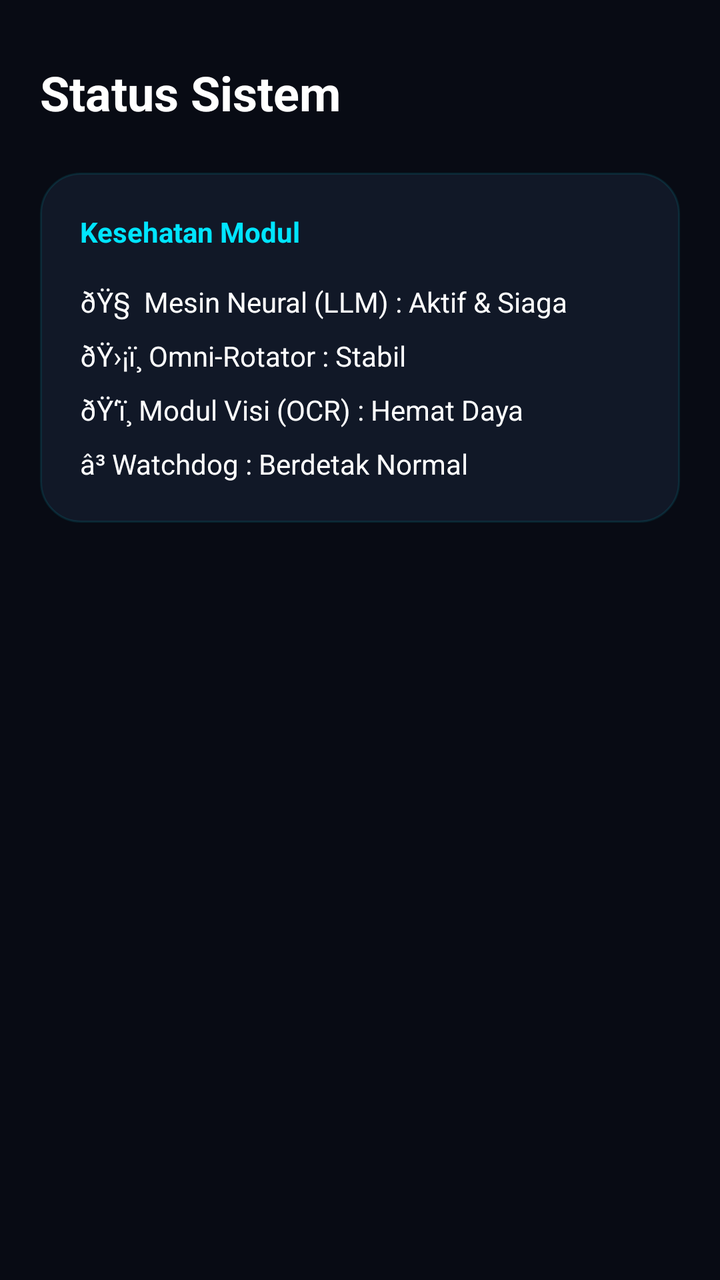
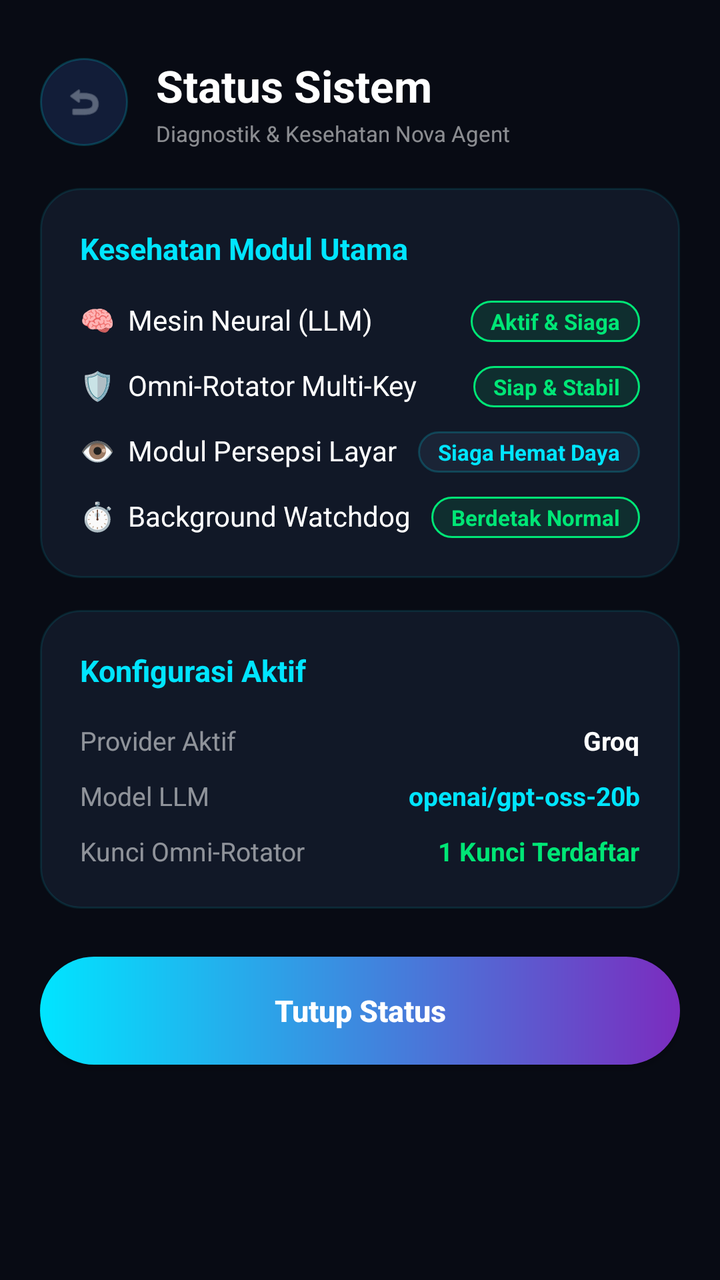

Before-and-after screenshots of an Android layout around one commit, followed by the original layout XML and the change that was made.
<!-- AndroidManifest.xml: application theme Theme.AppCompat.DayNight.NoActionBar -->
<!-- res/layout/dialog_status.xml -->
<?xml version="1.0" encoding="utf-8"?>
<RelativeLayout xmlns:android="http://schemas.android.com/apk/res/android"
    android:layout_width="match_parent"
    android:layout_height="match_parent"
    android:background="@drawable/bg_ultra_main"
    android:padding="20dp">

    <TextView
        android:id="@+id/tvStatHead"
        android:layout_width="wrap_content"
        android:layout_height="wrap_content"
        android:text="Status Sistem"
        android:textColor="#FFFFFF"
        android:textSize="24sp"
        android:textStyle="bold"
        android:layout_marginTop="10dp"
        android:layout_marginBottom="24dp"/>

    <LinearLayout
        android:layout_width="match_parent"
        android:layout_height="wrap_content"
        android:background="@drawable/bg_ultra_card"
        android:orientation="vertical"
        android:padding="20dp"
        android:layout_below="@id/tvStatHead">
        
        <TextView android:layout_width="wrap_content" android:layout_height="wrap_content" android:text="Kesehatan Modul" android:textColor="#00E5FF" android:textSize="14sp" android:textStyle="bold" android:layout_marginBottom="16dp"/>
        
        <TextView android:layout_width="wrap_content" android:layout_height="wrap_content" android:text="ðŸ§  Mesin Neural (LLM) : Aktif &amp; Siaga" android:textColor="#FFF" android:layout_marginBottom="8dp"/>
        <TextView android:layout_width="wrap_content" android:layout_height="wrap_content" android:text="ðŸ›¡ï¸ Omni-Rotator : Stabil" android:textColor="#FFF" android:layout_marginBottom="8dp"/>
        <TextView android:layout_width="wrap_content" android:layout_height="wrap_content" android:text="ðŸ‘ï¸ Modul Visi (OCR) : Hemat Daya" android:textColor="#FFF" android:layout_marginBottom="8dp"/>
        <TextView android:layout_width="wrap_content" android:layout_height="wrap_content" android:text="â³ Watchdog : Berdetak Normal" android:textColor="#FFF"/>
    </LinearLayout>
</RelativeLayout>
<!-- resources referenced by this layout -->
<resources>
  <!-- drawable bg_ultra_card (drawable) -->
  <?xml version="1.0" encoding="utf-8"?>
  <shape xmlns:android="http://schemas.android.com/apk/res/android">
      <solid android:color="#111827" />
      <corners android:radius="20dp" />
      <stroke android:width="1dp" android:color="#1A00E5FF" />
  </shape>
  <!-- drawable bg_ultra_main (drawable) -->
  <?xml version="1.0" encoding="utf-8"?>
  <shape xmlns:android="http://schemas.android.com/apk/res/android">
      <solid android:color="#080B14" />
  </shape>
</resources>

<!-- the commit's change to res/layout/dialog_status.xml (unified diff, before → after) -->
@@ -5,30 +5,272 @@
     android:background="@drawable/bg_ultra_main"
     android:padding="20dp">
 
-    <TextView
-        android:id="@+id/tvStatHead"
-        android:layout_width="wrap_content"
-        android:layout_height="wrap_content"
-        android:text="Status Sistem"
-        android:textColor="#FFFFFF"
-        android:textSize="24sp"
-        android:textStyle="bold"
-        android:layout_marginTop="10dp"
-        android:layout_marginBottom="24dp"/>
-
-    <LinearLayout
+    
+    <RelativeLayout
+        android:id="@+id/headerStatus"
         android:layout_width="match_parent"
         android:layout_height="wrap_content"
-        android:background="@drawable/bg_ultra_card"
-        android:orientation="vertical"
-        android:padding="20dp"
-        android:layout_below="@id/tvStatHead">
-        
-        <TextView android:layout_width="wrap_content" android:layout_height="wrap_content" android:text="Kesehatan Modul" android:textColor="#00E5FF" android:textSize="14sp" android:textStyle="bold" android:layout_marginBottom="16dp"/>
-        
-        <TextView android:layout_width="wrap_content" android:layout_height="wrap_content" android:text="ðŸ§  Mesin Neural (LLM) : Aktif &amp; Siaga" android:textColor="#FFF" android:layout_marginBottom="8dp"/>
-        <TextView android:layout_width="wrap_content" android:layout_height="wrap_content" android:text="ðŸ›¡ï¸ Omni-Rotator : Stabil" android:textColor="#FFF" android:layout_marginBottom="8dp"/>
-        <TextView android:layout_width="wrap_content" android:layout_height="wrap_content" android:text="ðŸ‘ï¸ Modul Visi (OCR) : Hemat Daya" android:textColor="#FFF" android:layout_marginBottom="8dp"/>
-        <TextView android:layout_width="wrap_content" android:layout_height="wrap_content" android:text="â³ Watchdog : Berdetak Normal" android:textColor="#FFF"/>
-    </LinearLayout>
+        android:layout_marginTop="8dp"
+        android:layout_marginBottom="20dp">
+
+        <ImageView
+            android:id="@+id/btnBackStatus"
+            android:layout_width="44dp"
+            android:layout_height="44dp"
+            android:src="@android:drawable/ic_menu_revert"
+            android:tint="#8B95A5"
+            android:background="@drawable/bg_circle_btn"
+            android:padding="12dp"
+            android:layout_centerVertical="true"
+            android:clickable="true"
+            android:focusable="true"/>
+
+        <LinearLayout
+            android:layout_width="wrap_content"
+            android:layout_height="wrap_content"
+            android:orientation="vertical"
+            android:layout_toEndOf="@id/btnBackStatus"
+            android:layout_marginStart="14dp"
+            android:layout_centerVertical="true">
+
+            <TextView
+                android:layout_width="wrap_content"
+                android:layout_height="wrap_content"
+                android:text="Status Sistem"
+                android:textColor="#FFFFFF"
+                android:textSize="22sp"
+                android:textStyle="bold"/>
+
+            <TextView
+                android:layout_width="wrap_content"
+                android:layout_height="wrap_content"
+                android:text="Diagnostik &amp; Kesehatan Nova Agent"
+                android:textColor="#88FFFFFF"
+                android:textSize="11sp"
+                android:layout_marginTop="2dp"/>
+        </LinearLayout>
+    </RelativeLayout>
+
+    <ScrollView
+        android:layout_width="match_parent"
+        android:layout_height="match_parent"
+        android:layout_below="@id/headerStatus"
+        android:scrollbars="none">
+
+        <LinearLayout
+            android:layout_width="match_parent"
+            android:layout_height="wrap_content"
+            android:orientation="vertical">
+
+            
+            <LinearLayout
+                android:layout_width="match_parent"
+                android:layout_height="wrap_content"
+                android:background="@drawable/bg_ultra_card"
+                android:orientation="vertical"
+                android:padding="20dp"
+                android:layout_marginBottom="16dp">
+
+                <TextView
+                    android:layout_width="wrap_content"
+                    android:layout_height="wrap_content"
+                    android:text="Kesehatan Modul Utama"
+                    android:textColor="#00E5FF"
+                    android:textSize="15sp"
+                    android:textStyle="bold"
+                    android:layout_marginBottom="16dp"/>
+
+                
+                <RelativeLayout
+                    android:layout_width="match_parent"
+                    android:layout_height="wrap_content"
+                    android:layout_marginBottom="12dp">
+                    <TextView
+                        android:layout_width="wrap_content"
+                        android:layout_height="wrap_content"
+                        android:text="🧠  Mesin Neural (LLM)"
+                        android:textColor="#FFFFFF"
+                        android:textSize="14sp"/>
+                    <TextView
+                        android:layout_width="wrap_content"
+                        android:layout_height="wrap_content"
+                        android:text="Aktif &amp; Siaga"
+                        android:background="@drawable/bg_badge_green"
+                        android:textColor="#00E676"
+                        android:textSize="11sp"
+                        android:textStyle="bold"
+                        android:paddingHorizontal="10dp"
+                        android:paddingVertical="3dp"
+                        android:layout_alignParentEnd="true"/>
+                </RelativeLayout>
+
+                
+                <RelativeLayout
+                    android:layout_width="match_parent"
+                    android:layout_height="wrap_content"
+                    android:layout_marginBottom="12dp">
+                    <TextView
+                        android:layout_width="wrap_content"
+                        android:layout_height="wrap_content"
+                        android:text="🛡️  Omni-Rotator Multi-Key"
+                        android:textColor="#FFFFFF"
+                        android:textSize="14sp"/>
+                    <TextView
+                        android:layout_width="wrap_content"
+                        android:layout_height="wrap_content"
+                        android:text="Siap &amp; Stabil"
+                        android:background="@drawable/bg_badge_green"
+                        android:textColor="#00E676"
+                        android:textSize="11sp"
+                        android:textStyle="bold"
+                        android:paddingHorizontal="10dp"
+                        android:paddingVertical="3dp"
+                        android:layout_alignParentEnd="true"/>
+                </RelativeLayout>
+
+                
+                <RelativeLayout
+                    android:layout_width="match_parent"
+                    android:layout_height="wrap_content"
+                    android:layout_marginBottom="12dp">
+                    <TextView
+                        android:layout_width="wrap_content"
+                        android:layout_height="wrap_content"
+                        android:text="👁️  Modul Persepsi Layar"
+                        android:textColor="#FFFFFF"
+                        android:textSize="14sp"/>
+                    <TextView
+                        android:layout_width="wrap_content"
+                        android:layout_height="wrap_content"
+                        android:text="Siaga Hemat Daya"
+                        android:background="@drawable/bg_ultra_input"
+                        android:textColor="#00E5FF"
+                        android:textSize="11sp"
+                        android:textStyle="bold"
+                        android:paddingHorizontal="10dp"
+                        android:paddingVertical="3dp"
+                        android:layout_alignParentEnd="true"/>
+                </RelativeLayout>
+
+                
+                <RelativeLayout
+                    android:layout_width="match_parent"
+                    android:layout_height="wrap_content">
+                    <TextView
+                        android:layout_width="wrap_content"
+                        android:layout_height="wrap_content"
+                        android:text="⏱️  Background Watchdog"
+                        android:textColor="#FFFFFF"
+                        android:textSize="14sp"/>
+                    <TextView
+                        android:layout_width="wrap_content"
+                        android:layout_height="wrap_content"
+                        android:text="Berdetak Normal"
+                        android:background="@drawable/bg_badge_green"
+                        android:textColor="#00E676"
+                        android:textSize="11sp"
+                        android:textStyle="bold"
+                        android:paddingHorizontal="10dp"
+                        android:paddingVertical="3dp"
+                        android:layout_alignParentEnd="true"/>
+                </RelativeLayout>
+            </LinearLayout>
+
+            
+            <LinearLayout
+                android:layout_width="match_parent"
+                android:layout_height="wrap_content"
+                android:background="@drawable/bg_ultra_card"
+                android:orientation="vertical"
+                android:padding="20dp"
+                android:layout_marginBottom="24dp">
+
+                <TextView
+                    android:layout_width="wrap_content"
+                    android:layout_height="wrap_content"
+                    android:text="Konfigurasi Aktif"
+                    android:textColor="#00E5FF"
+                    android:textSize="15sp"
+                    android:textStyle="bold"
+                    android:layout_marginBottom="16dp"/>
+
+                <RelativeLayout
+                    android:layout_width="match_parent"
+                    android:layout_height="wrap_content"
+                    android:layout_marginBottom="10dp">
+                    <TextView
+                        android:layout_width="wrap_content"
+                        android:layout_height="wrap_content"
+                        android:text="Provider Aktif"
+                        android:textColor="#88FFFFFF"
+                        android:textSize="13sp"/>
+                    <TextView
+                        android:id="@+id/tvStatusProvider"
+                        android:layout_width="wrap_content"
+                        android:layout_height="wrap_content"
+                        android:text="Groq"
+                        android:textColor="#FFFFFF"
+                        android:textSize="13sp"
+                        android:textStyle="bold"
+                        android:layout_alignParentEnd="true"/>
+                </RelativeLayout>
+
+                <RelativeLayout
+                    android:layout_width="match_parent"
+                    android:layout_height="wrap_content"
+                    android:layout_marginBottom="10dp">
+                    <TextView
+                        android:layout_width="wrap_content"
+                        android:layout_height="wrap_content"
+                        android:text="Model LLM"
+                        android:textColor="#88FFFFFF"
+                        android:textSize="13sp"/>
+                    <TextView
+                        android:id="@+id/tvStatusModel"
+                        android:layout_width="wrap_content"
+                        android:layout_height="wrap_content"
+                        android:text="openai/gpt-oss-20b"
+                        android:textColor="#00E5FF"
+                        android:textSize="13sp"
+                        android:textStyle="bold"
+                        android:layout_alignParentEnd="true"/>
+                </RelativeLayout>
+
+                <RelativeLayout
+                    android:layout_width="match_parent"
+                    android:layout_height="wrap_content">
+                    <TextView
+                        android:layout_width="wrap_content"
+                        android:layout_height="wrap_content"
+                        android:text="Kunci Omni-Rotator"
+                        android:textColor="#88FFFFFF"
+                        android:textSize="13sp"/>
+                    <TextView
+                        android:id="@+id/tvStatusKeyCount"
+                        android:layout_width="wrap_content"
+                        android:layout_height="wrap_content"
+                        android:text="1 Kunci Terdaftar"
+                        android:textColor="#00E676"
+                        android:textSize="13sp"
+                        android:textStyle="bold"
+                        android:layout_alignParentEnd="true"/>
+                </RelativeLayout>
+            </LinearLayout>
+
+            
+            <Button
+                android:id="@+id/btnCloseStatus"
+                android:layout_width="match_parent"
+                android:layout_height="54dp"
+                android:text="Tutup Status"
+                android:textAllCaps="false"
+                android:backgroundTint="@null"
+                android:background="@drawable/bg_btn_gradient"
+                android:textColor="#FFFFFF"
+                android:textStyle="bold"
+                android:textSize="15sp"
+                android:layout_marginBottom="24dp"/>
+
+        </LinearLayout>
+    </ScrollView>
 </RelativeLayout>
<!-- resource entries referenced after the edit -->
@@ -1,11 +1,41 @@
 <!-- resources referenced by this layout -->
 <resources>
+  <!-- drawable bg_badge_green (drawable) -->
+  <?xml version="1.0" encoding="utf-8"?>
+  <shape xmlns:android="http://schemas.android.com/apk/res/android">
+      <solid android:color="#1A00E676" />
+      <corners android:radius="12dp" />
+      <stroke android:width="1dp" android:color="#00E676" />
+  </shape>
+  <!-- drawable bg_btn_gradient (drawable) -->
+  <?xml version="1.0" encoding="utf-8"?>
+  <ripple xmlns:android="http://schemas.android.com/apk/res/android" android:color="#FFFFFF">
+      <item>
+          <shape android:shape="rectangle">
+              <gradient android:startColor="#00E5FF" android:endColor="#7B2CBF" android:angle="0" />
+              <corners android:radius="30dp" />
+          </shape>
+      </item>
+  </ripple>
+  <!-- drawable bg_circle_btn (drawable) -->
+  <?xml version="1.0" encoding="utf-8"?>
+  <shape xmlns:android="http://schemas.android.com/apk/res/android" android:shape="oval">
+      <solid android:color="#121D38" />
+      <stroke android:width="1dp" android:color="#3300E5FF" />
+  </shape>
   <!-- drawable bg_ultra_card (drawable) -->
   <?xml version="1.0" encoding="utf-8"?>
   <shape xmlns:android="http://schemas.android.com/apk/res/android">
       <solid android:color="#111827" />
       <corners android:radius="20dp" />
       <stroke android:width="1dp" android:color="#1A00E5FF" />
+  </shape>
+  <!-- drawable bg_ultra_input (drawable) -->
+  <?xml version="1.0" encoding="utf-8"?>
+  <shape xmlns:android="http://schemas.android.com/apk/res/android">
+      <solid android:color="#1A2436" />
+      <corners android:radius="14dp" />
+      <stroke android:width="1dp" android:color="#3300E5FF" />
   </shape>
   <!-- drawable bg_ultra_main (drawable) -->
   <?xml version="1.0" encoding="utf-8"?>
